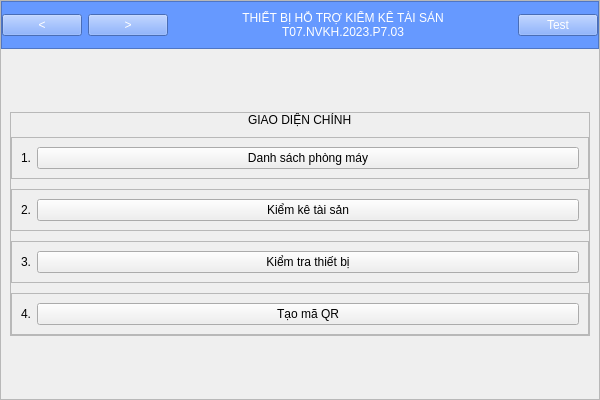
Above: Frontend/Design/design.ui from Qyt0109/KiemKeTaiSan before the change. Below: the same form after it.
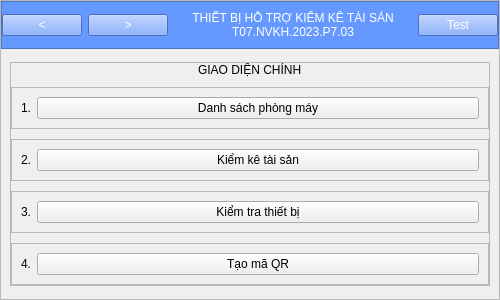
That is the form after the change.

The edit to the form file:
```diff
--- a/Frontend/Design/design.ui
+++ b/Frontend/Design/design.ui
@@ -6,8 +6,8 @@
    <rect>
     <x>0</x>
     <y>0</y>
-    <width>600</width>
-    <height>400</height>
+    <width>500</width>
+    <height>300</height>
    </rect>
   </property>
   <property name="windowTitle">
```
